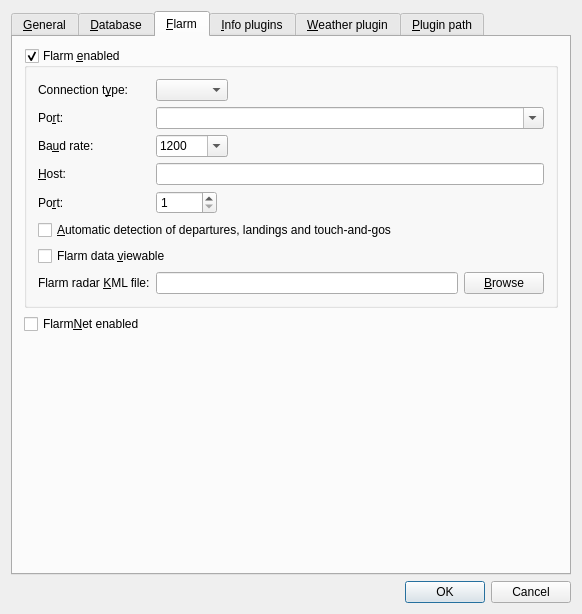
The window that src/gui/windows/SettingsWindow.ui (startkladde/startkladde) describes before a commit, drawn with Qt 5.
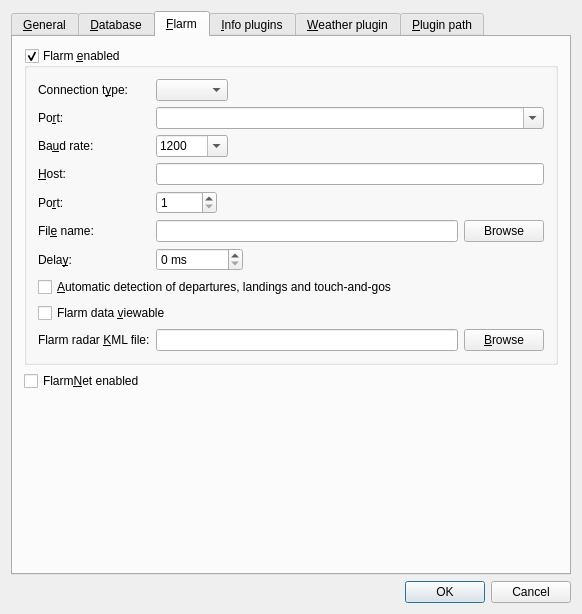
The same window after the commit. Custom widgets are drawn as their Qt base class.

What changed in the file:
```diff
--- a/src/gui/windows/SettingsWindow.ui
+++ b/src/gui/windows/SettingsWindow.ui
@@ -480,17 +480,7 @@
           <bool>true</bool>
          </property>
          <layout class="QGridLayout" name="gridLayout_3">
-          <item row="5" column="0" colspan="2">
-           <widget class="QCheckBox" name="flarmAutoDeparturesCheckbox">
-            <property name="toolTip">
-             <string>&lt;html&gt;If enabled, data from the connected flarm device will be used to automatically detect departures, landings and touch-and-gos.&lt;/html&gt;</string>
-            </property>
-            <property name="text">
-             <string>&amp;Automatic detection of departures, landings and touch-and-gos</string>
-            </property>
-           </widget>
-          </item>
-          <item row="7" column="1">
+          <item row="9" column="1">
            <widget class="QWidget" name="widget_6" native="true">
             <layout class="QHBoxLayout" name="horizontalLayout_4">
              <property name="margin">
@@ -513,7 +503,36 @@
             </layout>
            </widget>
           </item>
-          <item row="6" column="0" colspan="2">
+          <item row="5" column="1">
+           <widget class="QWidget" name="flarmFileNamePane" native="true">
+            <layout class="QHBoxLayout" name="horizontalLayout_10">
+             <property name="margin">
+              <number>0</number>
+             </property>
+             <item>
+              <widget class="QLineEdit" name="flarmFileNameInput"/>
+             </item>
+             <item>
+              <widget class="QPushButton" name="browseFlarmFileButton">
+               <property name="text">
+                <string>Browse</string>
+               </property>
+              </widget>
+             </item>
+            </layout>
+           </widget>
+          </item>
+          <item row="7" column="0" colspan="2">
+           <widget class="QCheckBox" name="flarmAutoDeparturesCheckbox">
+            <property name="toolTip">
+             <string>&lt;html&gt;If enabled, data from the connected flarm device will be used to automatically detect departures, landings and touch-and-gos.&lt;/html&gt;</string>
+            </property>
+            <property name="text">
+             <string>&amp;Automatic detection of departures, landings and touch-and-gos</string>
+            </property>
+           </widget>
+          </item>
+          <item row="8" column="0" colspan="2">
            <widget class="QCheckBox" name="flarmDataViewableCheckbox">
             <property name="toolTip">
              <string>&lt;html&gt;If enabled, the Flarm radar and a list of received planes can be viewed.&lt;/html&gt;</string>
@@ -523,7 +542,7 @@
             </property>
            </widget>
           </item>
-          <item row="7" column="0">
+          <item row="9" column="0">
            <widget class="QLabel" name="label_3">
             <property name="text">
              <string>Flarm radar &amp;KML file:</string>
@@ -583,6 +602,16 @@
             </property>
            </widget>
           </item>
+          <item row="3" column="1">
+           <widget class="QLineEdit" name="flarmTcpHostInput"/>
+          </item>
+          <item row="1" column="1">
+           <widget class="QComboBox" name="flarmSerialPortInput">
+            <property name="editable">
+             <bool>true</bool>
+            </property>
+           </widget>
+          </item>
           <item row="0" column="1">
            <widget class="QWidget" name="widget_7" native="true">
             <layout class="QHBoxLayout" name="horizontalLayout_7">
@@ -677,9 +706,6 @@
             </layout>
            </widget>
           </item>
-          <item row="3" column="1">
-           <widget class="QLineEdit" name="flarmTcpHostInput"/>
-          </item>
           <item row="4" column="1">
            <widget class="QWidget" name="flarmTcpPortPane" native="true">
             <layout class="QHBoxLayout" name="horizontalLayout_9">
@@ -712,11 +738,56 @@
             </layout>
            </widget>
           </item>
-          <item row="1" column="1">
-           <widget class="QComboBox" name="flarmSerialPortInput">
-            <property name="editable">
-             <bool>true</bool>
+          <item row="5" column="0">
+           <widget class="QLabel" name="flarmFileNameLabel">
+            <property name="text">
+             <string>Fil&amp;e name:</string>
             </property>
+            <property name="buddy">
+             <cstring>flarmFileNameInput</cstring>
+            </property>
+           </widget>
+          </item>
+          <item row="6" column="0">
+           <widget class="QLabel" name="flarmFileDelayLabel">
+            <property name="text">
+             <string>Dela&amp;y:</string>
+            </property>
+            <property name="buddy">
+             <cstring>flarmFileDelayInput</cstring>
+            </property>
+           </widget>
+          </item>
+          <item row="6" column="1">
+           <widget class="QWidget" name="flarmFileDelayPane" native="true">
+            <layout class="QHBoxLayout" name="horizontalLayout_11">
+             <property name="margin">
+              <number>0</number>
+             </property>
+             <item>
+              <widget class="QSpinBox" name="flarmFileDelayInput">
+               <property name="suffix">
+                <string> ms</string>
+               </property>
+               <property name="maximum">
+                <number>999999999</number>
+               </property>
+              </widget>
+             </item>
+             <item>
+              <spacer name="horizontalSpacer_10">
+               <property name="orientation">
+                <enum>Qt::Horizontal</enum>
+               </property>
+               <property name="sizeHint" stdset="0">
+                <size>
+                 <width>40</width>
+                 <height>20</height>
+                </size>
+               </property>
+              </spacer>
+             </item>
+            </layout>
            </widget>
           </item>
          </layout>
```
Left out of the diff: 7 changed lines with no effect on the pictures.
